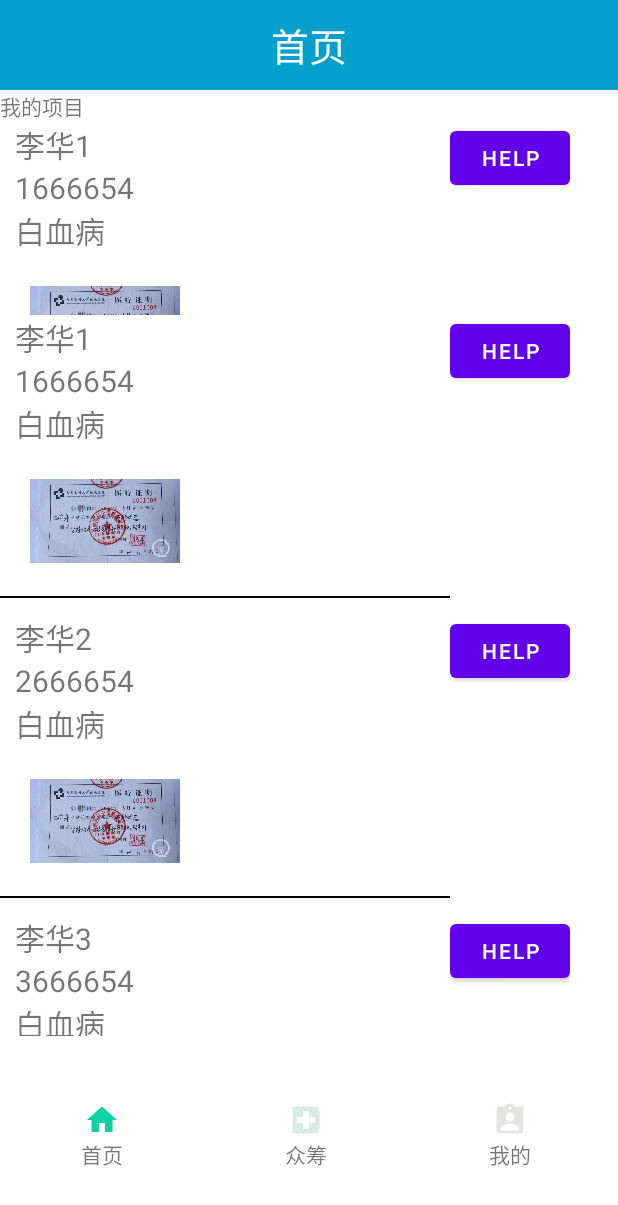
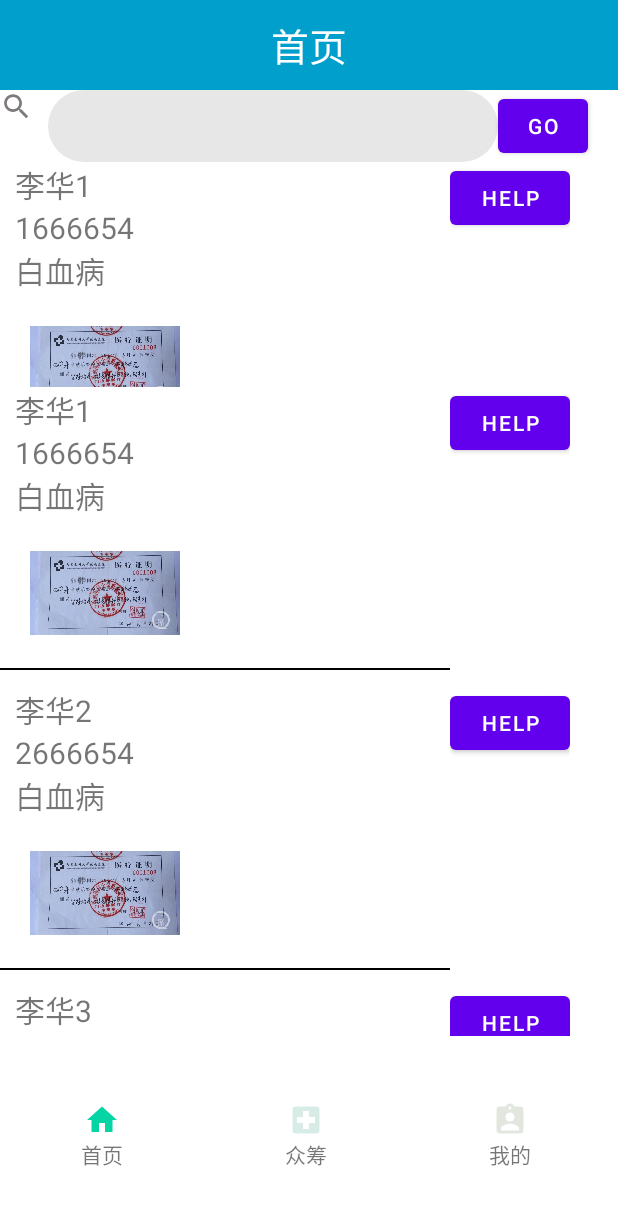
Before and after one commit to Zhengjingyuan/ZhongchouUI, an Android app: the HomeFragment screen opened directly, with no data from a screen before it, on a phone screen of 412 x 824 dp. Shown: the top 1205 px of the screen. Run offline under Robolectric (Android 15) with nearby library versions, the phone set to English and light mode, and no system bars.

Commit message:
UI界面

```diff
--- a/app/src/main/java/com/example/zhongchou3/Fund.kt
+++ b/app/src/main/java/com/example/zhongchou3/Fund.kt
@@ -3,5 +3,4 @@ package com.example.zhongchou3
 
 
 class Fund(val name:String,val card:String,val cash:String,val reason:String,val Imag:Int,check:Boolean):java.io.Serializable {
-
 }
--- a/app/src/main/java/com/example/zhongchou3/HomeFragment.kt
+++ b/app/src/main/java/com/example/zhongchou3/HomeFragment.kt
@@ -58,8 +58,12 @@ class HomeFragment : Fragment() {
         val mylayoutManager = LinearLayoutManager(view.context)
         mylayoutManager.orientation = LinearLayoutManager.HORIZONTAL
         myrecycleview.layoutManager = mylayoutManager
-        val myadapter = MyAdapter(MyfundList)
+        val myadapter = FundAdapter(MyfundList)
         myrecycleview.adapter = myadapter
+        myadapter.setOnItemClickListener {
+            val intent= Intent(activity,FundDetail::class.java)
+            intent.putExtra("fund", MyfundList.get(it))//强转
+            startActivity(intent) }
         myadapter.notifyDataSetChanged()
 
     }
--- a/app/src/main/java/com/example/zhongchou3/InputFragment.kt
+++ b/app/src/main/java/com/example/zhongchou3/InputFragment.kt
@@ -8,10 +8,12 @@ import android.view.ViewGroup
 import androidx.fragment.app.Fragment
 import androidx.recyclerview.widget.LinearLayoutManager
 import com.example.zhongchou3.Adapter.FundAdapter
+import com.example.zhongchou3.Adapter.MyAdapter
 import kotlinx.android.synthetic.*
 import kotlinx.android.synthetic.main.fragment_home.*
 import kotlinx.android.synthetic.main.fragment_input.*
 import kotlinx.android.synthetic.main.fragment_input.view.*
+import kotlinx.android.synthetic.main.top_mybar.*
 
 
 // TODO: Rename parameter arguments, choose names that match
@@ -25,7 +27,7 @@ private const val ARG_PARAM2 = "param2"
  * create an instance of this fragment.
  */
 class InputFragment : Fragment() {
-    private val myfundList = ArrayList<Fund>()
+    private val checkfundList = ArrayList<Fund>()
 
     // TODO: Rename and change types of parameters
     private var param1: String? = null
@@ -33,10 +35,7 @@ class InputFragment : Fragment() {
 
     override fun onCreate(savedInstanceState: Bundle?) {
         super.onCreate(savedInstanceState)
-//        val view=View.inflate(context,R.layout.fragment_input,null)
-//        input_btn.setOnClickListener {
-//
-//        }
+
 
     }
 
@@ -55,6 +54,22 @@ class InputFragment : Fragment() {
             startActivity(intent)
         }
 
+        initCheckFund()
+        val mylayoutManager = LinearLayoutManager(view.context)
+        mylayoutManager.orientation = LinearLayoutManager.HORIZONTAL
+        myrecycleview.layoutManager = mylayoutManager
+        val myadapter = FundAdapter(checkfundList)
+        myrecycleview.adapter = myadapter
+        myadapter.setOnItemClickListener {
+            val intent= Intent(activity,FundDetail::class.java)
+            intent.putExtra("fund", checkfundList.get(it))//强转
+            startActivity(intent)
+        }
+
+
+    }
+
+    private fun initCheckFund() {
 
     }
 }
--- a/app/src/main/java/com/example/zhongchou3/LoginAcitiviy.kt
+++ b/app/src/main/java/com/example/zhongchou3/LoginAcitiviy.kt
@@ -4,6 +4,7 @@ import android.content.Intent
 import androidx.appcompat.app.AppCompatActivity
 import android.os.Bundle
 import android.widget.Button
+import kotlinx.android.synthetic.main.activity_main.*
 
 class LoginAcitiviy : AppCompatActivity() {
     override fun onCreate(savedInstanceState: Bundle?) {
@@ -19,5 +20,7 @@ class LoginAcitiviy : AppCompatActivity() {
             val intent = Intent(this, HomeActivity::class.java)
             startActivity(intent)
         }
+
+
     }
 }
--- a/app/src/main/java/com/example/zhongchou3/MainActivity.kt
+++ b/app/src/main/java/com/example/zhongchou3/MainActivity.kt
@@ -16,7 +16,7 @@ class MainActivity : AppCompatActivity() {
             startActivity(intent)
         }
         guanli.setOnClickListener {
-            val intent = Intent(this, GuanliAcitivity::class.java)
+            val intent = Intent(this, GuanliLogin::class.java)
             startActivity(intent)
         }
     }
--- /dev/null
+++ b/app/src/main/res/drawable-v24/ic_baseline_search_24.xml
@@ -0,0 +1,5 @@
+<vector android:height="24dp" android:tint="#7E7A7A"
+    android:viewportHeight="24" android:viewportWidth="24"
+    android:width="24dp" xmlns:android="http://schemas.android.com/apk/res/android">
+    <path android:fillColor="@android:color/white" android:pathData="M15.5,14h-0.79l-0.28,-0.27C15.41,12.59 16,11.11 16,9.5 16,5.91 13.09,3 9.5,3S3,5.91 3,9.5 5.91,16 9.5,16c1.61,0 3.09,-0.59 4.23,-1.57l0.27,0.28v0.79l5,4.99L20.49,19l-4.99,-5zM9.5,14C7.01,14 5,11.99 5,9.5S7.01,5 9.5,5 14,7.01 14,9.5 11.99,14 9.5,14z"/>
+</vector>
--- /dev/null
+++ b/app/src/main/res/drawable-v24/search.xml
@@ -0,0 +1,5 @@
+<?xml version="1.0" encoding="utf-8"?>
+<shape xmlns:android="http://schemas.android.com/apk/res/android">
+    <corners android:radius="120dp"/>
+    <solid android:color="@color/divider"/>
+</shape>
--- a/app/src/main/res/layout/fragment_home.xml
+++ b/app/src/main/res/layout/fragment_home.xml
@@ -38,6 +38,23 @@
             android:layout_height="wrap_content"
             android:background="@color/white"
             android:orientation="vertical">
+            <LinearLayout
+                android:layout_width="match_parent"
+                android:layout_height="wrap_content">
+                <ImageView
+                    android:layout_width="22dp"
+                    android:layout_height="22dp"
+                    android:src="@drawable/ic_baseline_search_24"/>
+                <EditText
+                    android:layout_width="300dp"
+                    android:layout_height="match_parent"
+                    android:background="@drawable/search"
+                    android:layout_marginLeft="10dp"/>
+                <Button
+                    android:layout_width="60dp"
+                    android:layout_height="wrap_content"
+                    android:text="go"/>
+            </LinearLayout>
 
             <include layout="@layout/top_mybar"/>
             <androidx.recyclerview.widget.RecyclerView
--- a/app/src/main/res/layout/fragment_input.xml
+++ b/app/src/main/res/layout/fragment_input.xml
@@ -42,9 +42,7 @@
                 android:layout_height="match_parent">
 
             </LinearLayout>
-            <androidx.recyclerview.widget.RecyclerView
-                android:layout_width="match_parent"
-                android:layout_height="match_parent"/>
+            <include layout="@layout/top_mybar"/>
 
         </RelativeLayout>
     </LinearLayout>
--- a/app/src/main/res/layout/top_mybar.xml
+++ b/app/src/main/res/layout/top_mybar.xml
@@ -3,10 +3,6 @@
     android:layout_width="match_parent"
     android:layout_height="150dp"
     android:orientation="vertical">
-    <TextView
-        android:layout_width="match_parent"
-        android:layout_height="wrap_content"
-        android:text="我的项目"/>
     <androidx.recyclerview.widget.RecyclerView
         android:id="@+id/myrecycleview"
         android:layout_width="match_parent"
--- a/app/src/main/res/values/colors.xml
+++ b/app/src/main/res/values/colors.xml
@@ -7,4 +7,7 @@
     <color name="teal_700">#FF018786</color>
     <color name="black">#FF000000</color>
     <color name="white">#FFFFFFFF</color>
+    <color name="divider">#e8e7e7</color>
+    <color name="grey">#bcbcbc</color>
+    <color name="grey_search">#7E7A7A</color>
 </resources>
```
Also changed, not shown: app/src/main/AndroidManifest.xml (+14 -0 lines), app/src/main/java/com/example/zhongchou3/GuanliAcitivity.kt (deleted, +0 -11 lines), app/src/main/java/com/example/zhongchou3/GuanliActivity.kt (added, +45 -0 lines), app/src/main/java/com/example/zhongchou3/GuanliLogin.kt (added, +28 -0 lines), app/src/main/res/layout/activity_guanli.xml (added, +48 -0 lines), app/src/main/res/layout/activity_guanli_acitivity.xml (deleted, +0 -61 lines), app/src/main/res/layout/activity_guanli_login.xml (added, +35 -0 lines), app/src/main/res/layout/check_item.xml (added, +59 -0 lines), app/src/main/res/layout/guanlifund_item.xml (added, +54 -0 lines).
